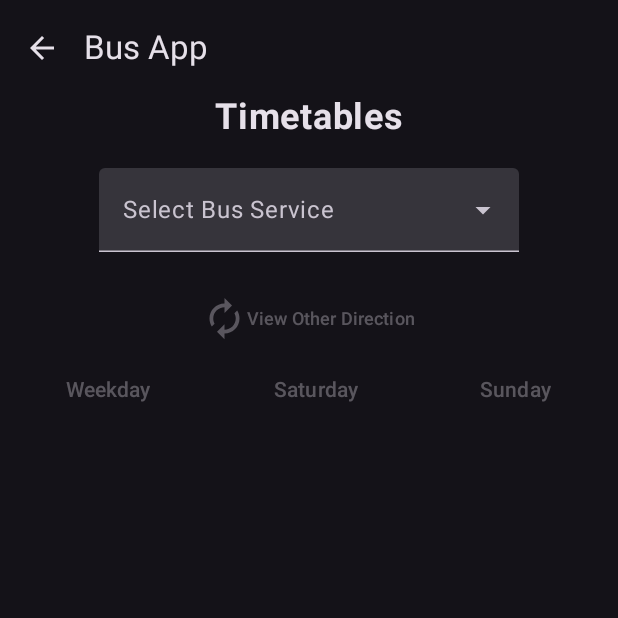
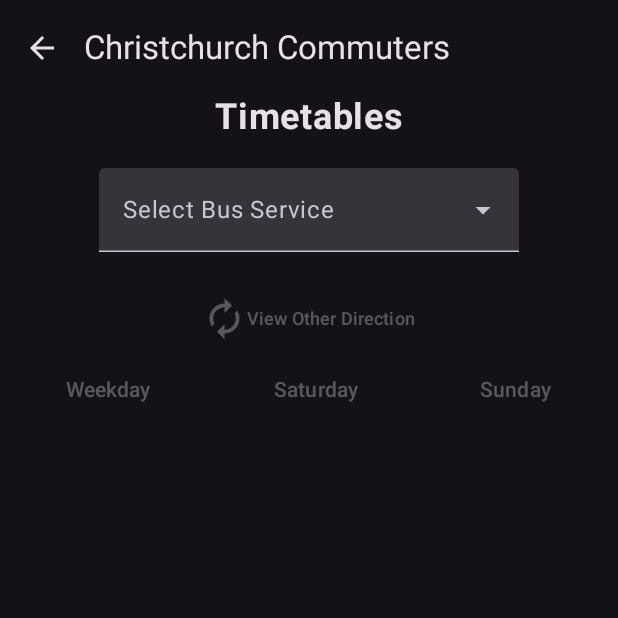
Before and after one commit to harryuiop/ChristchurchCommuters, an Android app built with Jetpack Compose: the Timetables screen opened through its navigation route, on a phone screen of 412 x 824 dp, the top half of it. Run offline under Robolectric (Android 15) with nearby library versions, the phone set to English and light mode, and no system bars.

Commit message:
quick styling fix

```diff
--- a/app/src/main/java/com/example/busapp/MainActivity.kt
+++ b/app/src/main/java/com/example/busapp/MainActivity.kt
@@ -214,7 +214,6 @@ fun Home(
                 .padding(horizontal = 20.dp),
             horizontalAlignment = Alignment.CenterHorizontally
         ) {
-            Text(text = stringResource(id = R.string.home_title), fontSize = 24.sp)
 
             Spacer(modifier = Modifier.size(12.dp))
 
--- a/app/src/main/res/values/strings.xml
+++ b/app/src/main/res/values/strings.xml
@@ -1,5 +1,5 @@
 <resources>
-    <string name="app_name">BusApp</string>
+    <string name="app_name">Christchurch Commuters</string>
 
     <!--Route Finder screen-->
     <string name="route_finder_title">Route Finder</string>
@@ -39,8 +39,7 @@
     <string name="stop_num">Stop #</string>
 
     <!--Add Home screen-->
-    <string name="app_title">Bus App</string>
-    <string name="home_title">Christchurch Commuters</string>
+    <string name="app_title">Christchurch Commuters</string>
     <string name="your_stop">Your Stop:</string>
     <string name="upcoming">Upcoming - Last updated</string>
     <string name="icon_content_desc_refresh">Refresh</string>
```
